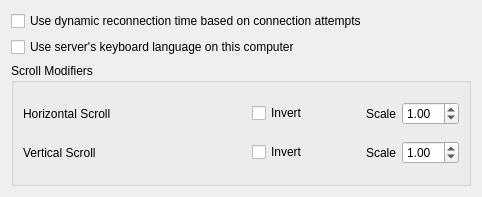
Old version of the form src/lib/gui/dialogs/ClientConfigDialog.ui in the repository deskflow/deskflow.
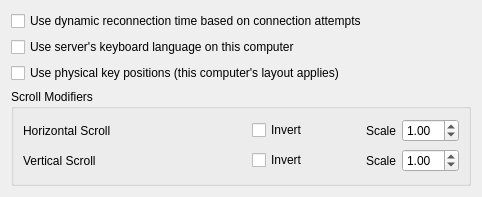
New version of the form.

Commit message:
feat(ei): add 'Use physical key positions' client option
When enabled, the Wayland (libei) client injects the server's physical key
positions instead of mapping characters, so the client's own keyboard layout
decides what is typed - matching how a locally attached keyboard behaves.
Windows server scancodes are translated to evdev codes; keys without a
mapping fall back to character mapping. Language sync is disabled in the
GUI while this option is on, since it has no effect.

```diff
--- a/src/lib/gui/dialogs/ClientConfigDialog.ui
+++ b/src/lib/gui/dialogs/ClientConfigDialog.ui
@@ -37,6 +37,16 @@
      </property>
     </widget>
    </item>
+   <item>
+    <widget class="QCheckBox" name="cbPhysicalKeys">
+     <property name="toolTip">
+      <string>Send the server's physical key positions instead of characters, so this computer's keyboard layout decides what is typed. Language sync has no effect in this mode. Wayland clients with a Windows server only.</string>
+     </property>
+     <property name="text">
+      <string>Use physical key positions (this computer's layout applies)</string>
+     </property>
+    </widget>
+   </item>
    <item>
     <widget class="QGroupBox" name="groupBox">
      <property name="title">
```
The commit also changes 4 other files.
